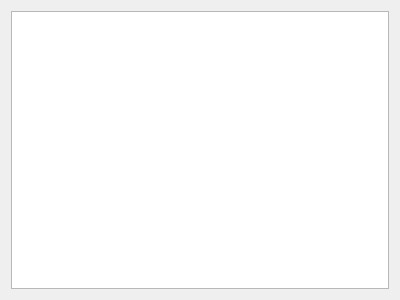
First picture: the form in carshowwindow.ui, repository MariaSoika/KR, before the edit.
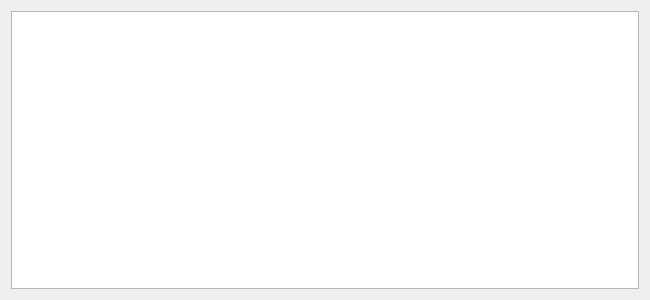
Second picture: the form after the edit.

The edit to the form file:
```diff
--- a/carshowwindow.ui
+++ b/carshowwindow.ui
@@ -6,7 +6,7 @@
    <rect>
     <x>0</x>
     <y>0</y>
-    <width>400</width>
+    <width>650</width>
     <height>300</height>
    </rect>
   </property>
```
